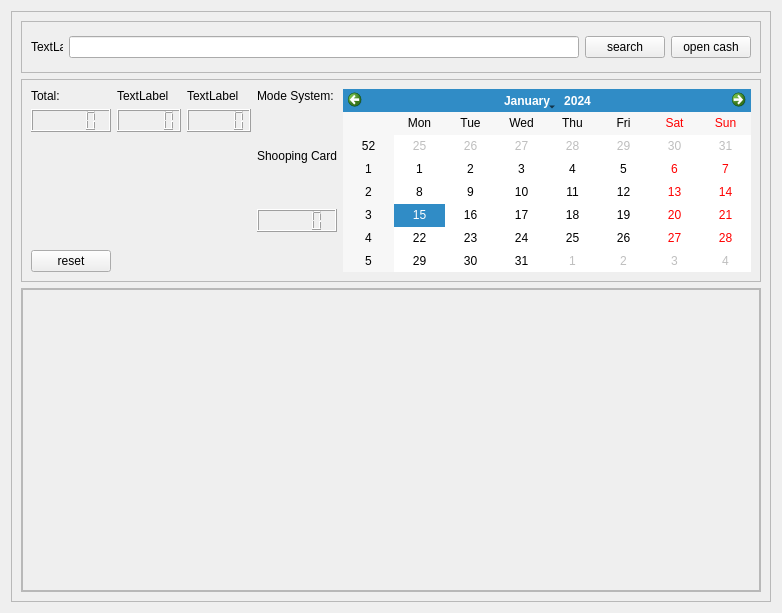
The window that ui/main_widget.ui (saulkali/SirreFacc) describes before a commit, drawn with Qt 5.
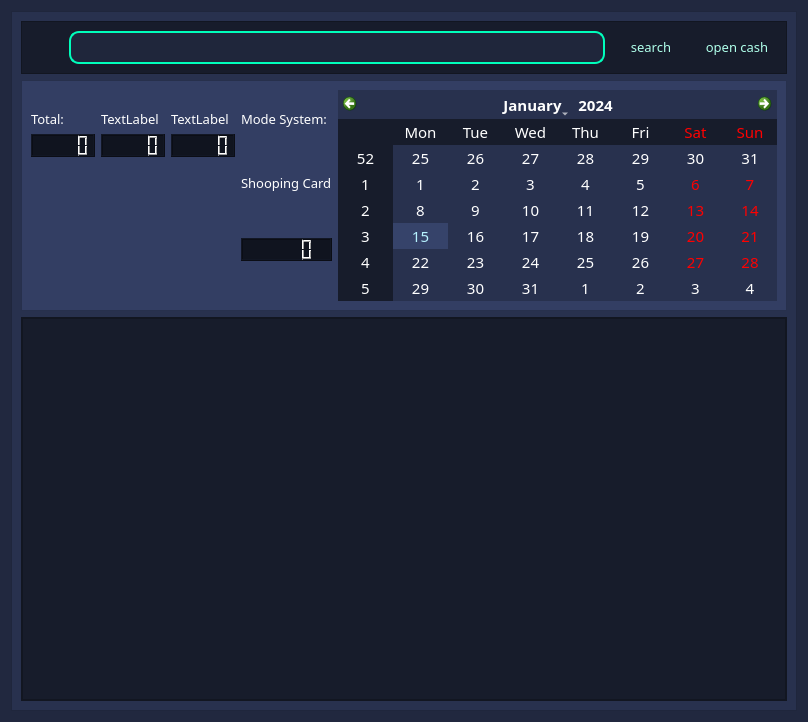
The same window after the commit. Icons and pictures are not drawn.

What changed in the file:
```diff
--- a/ui/main_widget.ui
+++ b/ui/main_widget.ui
@@ -6,16 +6,22 @@
    <rect>
     <x>0</x>
     <y>0</y>
-    <width>782</width>
-    <height>613</height>
+    <width>808</width>
+    <height>722</height>
    </rect>
   </property>
   <property name="windowTitle">
    <string>Form</string>
   </property>
+  <property name="styleSheet">
+   <string notr="true">background-color: rgb(33, 40, 63);</string>
+  </property>
   <layout class="QVBoxLayout" name="verticalLayout">
    <item>
     <widget class="QFrame" name="frame_root">
+     <property name="styleSheet">
+      <string notr="true">background-color: rgb(40, 49, 78);</string>
+     </property>
      <property name="frameShape">
       <enum>QFrame::StyledPanel</enum>
      </property>
@@ -39,6 +45,9 @@
             <height>40</height>
            </size>
           </property>
+          <property name="styleSheet">
+           <string notr="true">background-color: rgb(23, 28, 43);</string>
+          </property>
           <property name="frameShape">
            <enum>QFrame::StyledPanel</enum>
           </property>
@@ -69,25 +78,91 @@
                 </size>
                </property>
                <property name="text">
-                <string>TextLabel</string>
+                <string/>
+               </property>
+               <property name="pixmap">
+                <pixmap resource="resources_qt.qrc">:/main_widget/src/search_ico.png</pixmap>
+               </property>
+               <property name="scaledContents">
+                <bool>true</bool>
                </property>
               </widget>
              </item>
              <item>
-              <widget class="QLineEdit" name="input_code_bar"/>
+              <widget class="QLineEdit" name="input_code_bar">
+               <property name="font">
+                <font>
+                 <family>Ausion Personal Use Extra</family>
+                 <pointsize>14</pointsize>
+                </font>
+               </property>
+               <property name="styleSheet">
+                <string notr="true">border: 2px solid gray;
+ border-radius: 10px;
+border-color: rgb(0, 254, 187);
+background-color: rgb(31, 38, 59);
+color: rgb(255, 255, 255);
+selection-color: rgb(0, 0, 0);
+selection-background-color: rgb(70, 254, 227);</string>
+               </property>
+              </widget>
              </item>
              <item>
               <widget class="QPushButton" name="button_search_article">
+               <property name="font">
+                <font>
+                 <family>Ausion Personal Use</family>
+                 <pointsize>10</pointsize>
+                </font>
+               </property>
+               <property name="styleSheet">
+                <string notr="true">color: rgb(175, 255, 234);</string>
+               </property>
                <property name="text">
                 <string>search</string>
                </property>
+               <property name="icon">
+                <iconset resource="resources_qt.qrc">
+                 <normaloff>:/main_widget/src/btn_search.png</normaloff>:/main_widget/src/btn_search.png</iconset>
+               </property>
+               <property name="iconSize">
+                <size>
+                 <width>32</width>
+                 <height>32</height>
+                </size>
+               </property>
+               <property name="flat">
+                <bool>true</bool>
+               </property>
               </widget>
              </item>
              <item>
               <widget class="QPushButton" name="button_open_cash_drawing">
+               <property name="font">
+                <font>
+                 <family>Ausion Personal Use</family>
+                 <pointsize>10</pointsize>
+                </font>
+               </property>
+               <property name="styleSheet">
+                <string notr="true">color: rgb(175, 255, 234);</string>
+               </property>
                <property name="text">
                 <string>open cash</string>
                </property>
+               <property name="icon">
+                <iconset resource="resources_qt.qrc">
+                 <normaloff>:/main_widget/src/btn_cash.png</normaloff>:/main_widget/src/btn_cash.png</iconset>
+               </property>
+               <property name="iconSize">
+                <size>
+                 <width>32</width>
+                 <height>32</height>
+                </size>
+               </property>
+               <property name="flat">
+                <bool>true</bool>
+               </property>
               </widget>
              </item>
             </layout>
@@ -103,6 +178,9 @@
             <verstretch>0</verstretch>
            </sizepolicy>
           </property>
+          <property name="styleSheet">
+           <string notr="true">background-color: rgb(51, 62, 99);</string>
+          </property>
           <property name="frameShape">
            <enum>QFrame::StyledPanel</enum>
           </property>
@@ -114,15 +192,66 @@
             <layout class="QHBoxLayout" name="horizontalLayout_3">
              <item>
               <layout class="QVBoxLayout" name="verticalLayout_8">
+               <item>
+                <widget class="QLabel" name="label_4">
+                 <property name="sizePolicy">
+                  <sizepolicy hsizetype="Minimum" vsizetype="Maximum">
+                   <horstretch>0</horstretch>
+                   <verstretch>0</verstretch>
+                  </sizepolicy>
+                 </property>
+                 <property name="minimumSize">
+                  <size>
+                   <width>20</width>
+                   <height>10</height>
+                  </size>
+                 </property>
+                 <property name="maximumSize">
+                  <size>
+                   <width>100</width>
+                   <height>20</height>
+                  </size>
+                 </property>
+                 <property name="text">
+                  <string/>
+                 </property>
+                 <property name="pixmap">
+                  <pixmap resource="resources_qt.qrc">:/main_widget/src/header_total.png</pixmap>
+                 </property>
+                 <property name="scaledContents">
+                  <bool>true</bool>
+                 </property>
+                 <property name="margin">
+                  <number>-2</number>
+                 </property>
+                 <property name="indent">
+                  <number>90</number>
+                 </property>
+                </widget>
+               </item>
                <item>
                 <widget class="QLabel" name="label_7">
+                 <property name="font">
+                  <font>
+                   <family>Ausion Personal Use</family>
+                   <pointsize>10</pointsize>
+                  </font>
+                 </property>
+                 <property name="styleSheet">
+                  <string notr="true">color: rgb(255, 255, 255);</string>
+                 </property>
                  <property name="text">
                   <string>Total:</string>
                  </property>
                 </widget>
                </item>
                <item>
-                <widget class="QLCDNumber" name="lcd_number_total"/>
+                <widget class="QLCDNumber" name="lcd_number_total">
+                 <property name="styleSheet">
+                  <string notr="true">background-color: rgb(16, 20, 31);
+color: rgb(0, 254, 187);</string>
+                 </property>
+                </widget>
                </item>
                <item>
                 <spacer name="verticalSpacer">
@@ -140,7 +269,20 @@
                <item>
                 <widget class="QPushButton" name="button_reset_shopping_car">
                  <property name="text">
-                  <string>reset</string>
+                  <string/>
+                 </property>
+                 <property name="icon">
+                  <iconset resource="resources_qt.qrc">
+                   <normaloff>:/main_widget/src/restore_btn1.png</normaloff>:/main_widget/src/restore_btn1.png</iconset>
+                 </property>
+                 <property name="iconSize">
+                  <size>
+                   <width>35</width>
+                   <height>30</height>
+                  </size>
+                 </property>
+                 <property name="flat">
+                  <bool>true</bool>
                  </property>
                 </widget>
                </item>
@@ -148,15 +290,66 @@
              </item>
              <item>
               <layout class="QVBoxLayout" name="verticalLayout_7">
+               <item>
+                <widget class="QLabel" name="label_5">
+                 <property name="sizePolicy">
+                  <sizepolicy hsizetype="Minimum" vsizetype="Maximum">
+                   <horstretch>0</horstretch>
+                   <verstretch>0</verstretch>
+                  </sizepolicy>
+                 </property>
+                 <property name="minimumSize">
+                  <size>
+                   <width>20</width>
+                   <height>10</height>
+                  </size>
+                 </property>
+                 <property name="maximumSize">
+                  <size>
+                   <width>100</width>
+                   <height>20</height>
+                  </size>
+                 </property>
+                 <property name="text">
+                  <string/>
+                 </property>
+                 <property name="pixmap">
+                  <pixmap resource="resources_qt.qrc">:/main_widget/src/header_mone.png</pixmap>
+                 </property>
+                 <property name="scaledContents">
+                  <bool>true</bool>
+                 </property>
+                 <property name="margin">
+                  <number>-2</number>
+                 </property>
+                 <property name="indent">
+                  <number>90</number>
+                 </property>
+                </widget>
+               </item>
                <item>
                 <widget class="QLabel" name="label_6">
+                 <property name="font">
+                  <font>
+                   <family>Ausion Personal Use</family>
+                   <pointsize>10</pointsize>
+                  </font>
+                 </property>
+                 <property name="styleSheet">
+                  <string notr="true">color: rgb(255, 255, 255);</string>
+                 </property>
                  <property name="text">
                   <string>TextLabel</string>
                  </property>
                 </widget>
                </item>
                <item>
-                <widget class="QLCDNumber" name="lcd_number_change"/>
+                <widget class="QLCDNumber" name="lcd_number_change">
+                 <property name="styleSheet">
+                  <string notr="true">background-color: rgb(16, 20, 31);
+color: rgb(0, 254, 187);</string>
+                 </property>
+                </widget>
                </item>
                <item>
                 <spacer name="verticalSpacer_2">
@@ -175,15 +368,66 @@
              </item>
              <item>
               <layout class="QVBoxLayout" name="verticalLayout_6">
+               <item>
+                <widget class="QLabel" name="label_8">
+                 <property name="sizePolicy">
+                  <sizepolicy hsizetype="Minimum" vsizetype="Maximum">
+                   <horstretch>0</horstretch>
+                   <verstretch>0</verstretch>
+                  </sizepolicy>
+                 </property>
+                 <property name="minimumSize">
+                  <size>
+                   <width>20</width>
+                   <height>10</height>
+                  </size>
+                 </property>
+                 <property name="maximumSize">
+                  <size>
+                   <width>100</width>
+                   <height>20</height>
+                  </size>
+                 </property>
+                 <property name="text">
+                  <string/>
+                 </property>
+                 <property name="pixmap">
+                  <pixmap resource="resources_qt.qrc">:/main_widget/src/header_money_client.png</pixmap>
+                 </property>
+                 <property name="scaledContents">
+                  <bool>true</bool>
+                 </property>
+                 <property name="margin">
+                  <number>-2</number>
+                 </property>
+                 <property name="indent">
+                  <number>90</number>
+                 </property>
+                </widget>
+               </item>
                <item>
                 <widget class="QLabel" name="label_3">
+                 <property name="font">
+                  <font>
+                   <family>Ausion Personal Use</family>
+                   <pointsize>10</pointsize>
+                  </font>
+                 </property>
+                 <property name="styleSheet">
+                  <string notr="true">color: rgb(255, 255, 255);</string>
+                 </property>
                  <property name="text">
                   <string>TextLabel</string>
                  </property>
                 </widget>
                </item>
                <item>
-                <widget class="QLCDNumber" name="lcd_number_payment"/>
+                <widget class="QLCDNumber" name="lcd_number_payment">
+                 <property name="styleSheet">
+                  <string notr="true">background-color: rgb(16, 20, 31);
+color: rgb(0, 254, 187);</string>
+                 </property>
+                </widget>
                </item>
                <item>
                 <spacer name="verticalSpacer_3">
@@ -202,8 +446,54 @@
              </item>
              <item>
               <layout class="QVBoxLayout" name="verticalLayout_5">
+               <item>
+                <widget class="QLabel" name="label_9">
+                 <property name="sizePolicy">
+                  <sizepolicy hsizetype="Minimum" vsizetype="Maximum">
+                   <horstretch>0</horstretch>
+                   <verstretch>0</verstretch>
+                  </sizepolicy>
+                 </property>
+                 <property name="minimumSize">
+                  <size>
+                   <width>20</width>
+                   <height>10</height>
+                  </size>
+                 </property>
+                 <property name="maximumSize">
+                  <size>
+                   <width>100</width>
+                   <height>20</height>
+                  </size>
+                 </property>
+                 <property name="text">
+                  <string/>
+                 </property>
+                 <property name="pixmap">
+                  <pixmap resource="resources_qt.qrc">:/main_widget/src/mode_system.png</pixmap>
+                 </property>
+                 <property name="scaledContents">
+                  <bool>true</bool>
+                 </property>
+                 <property name="margin">
+                  <number>-2</number>
+                 </property>
+                 <property name="indent">
+                  <number>90</number>
+                 </property>
+                </widget>
+               </item>
                <item>
                 <widget class="QLabel" name="label_2">
+                 <property name="font">
+                  <font>
+                   <family>Ausion Personal Use</family>
+                   <pointsize>10</pointsize>
+                  </font>
+                 </property>
+                 <property name="styleSheet">
+                  <string notr="true">color: rgb(255, 255, 255);</string>
+                 </property>
                  <property name="text">
                   <string>Mode System:</string>
                  </property>
@@ -224,6 +514,15 @@
                </item>
                <item>
                 <widget class="QLabel" name="label_mode_system">
+                 <property name="font">
+                  <font>
+                   <family>Ausion Personal Use</family>
+                   <pointsize>10</pointsize>
+                  </font>
+                 </property>
+                 <property name="styleSheet">
+                  <string notr="true">color: rgb(255, 255, 255);</string>
+                 </property>
                  <property name="text">
                   <string>Shooping Card</string>
                  </property>
@@ -243,7 +542,12 @@
                 </spacer>
                </item>
                <item>
-                <widget class="QLCDNumber" name="lcd_number_efective_pay"/>
+                <widget class="QLCDNumber" name="lcd_number_efective_pay">
+                 <property name="styleSheet">
+                  <string notr="true">background-color: rgb(16, 20, 31);
+color: rgb(0, 254, 187);</string>
+                 </property>
+                </widget>
                </item>
                <item>
                 <spacer name="verticalSpacer_5">
@@ -262,9 +566,22 @@
              </item>
              <item>
               <widget class="QCalendarWidget" name="calendar">
+               <property name="font">
+                <font>
+                 <family>Ausion Personal Use</family>
+                 <pointsize>11</pointsize>
+                </font>
+               </property>
                <property name="focusPolicy">
                 <enum>Qt::NoFocus</enum>
                </property>
+               <property name="styleSheet">
+                <string notr="true">background-color: rgb(40, 49, 78);
+alternate-background-color: rgb(23, 28, 43);
+color: rgb(255, 255, 255);
+selection-background-color: rgb(54, 67, 106);
+selection-color: rgb(183, 243, 255);</string>
+               </property>
               </widget>
              </item>
             </layout>
@@ -286,6 +603,9 @@
             <height>50</height>
            </size>
           </property>
+          <property name="styleSheet">
+           <string notr="true">background-color: rgb(23, 28, 43);</string>
+          </property>
           <property name="frameShape">
            <enum>QFrame::StyledPanel</enum>
           </property>
@@ -315,8 +635,8 @@
                <rect>
                 <x>0</x>
                 <y>0</y>
-                <width>726</width>
-                <height>216</height>
+                <width>764</width>
+                <height>351</height>
                </rect>
               </property>
              </widget>
```
Left out of the diff: 4 changed lines with no effect on the pictures.
